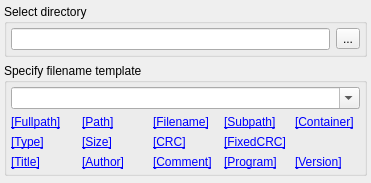
The window that apps/zxtune-qt/ui/conversion/filename_template.ui (vitamin-caig/zxtune) describes before a commit, drawn with Qt 5.
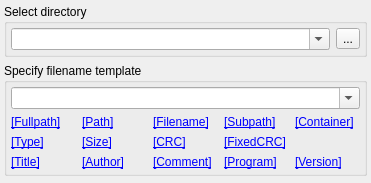
The same window after the commit.

Commit message: zxtune-qt: base conversion options save/restore.

```diff
--- a/apps/zxtune-qt/ui/conversion/filename_template.ui
+++ b/apps/zxtune-qt/ui/conversion/filename_template.ui
@@ -33,7 +33,14 @@
        <number>4</number>
       </property>
       <item>
-       <widget class="QLineEdit" name="directoryName"/>
+       <widget class="QComboBox" name="directoryName">
+        <property name="editable">
+         <bool>true</bool>
+        </property>
+        <property name="maxCount">
+         <number>10</number>
+        </property>
+       </widget>
       </item>
       <item>
        <widget class="QToolButton" name="browseDirButton">
```
Left out of the diff: 23 changed lines with no effect on the pictures. The commit also changes 2 other files.
